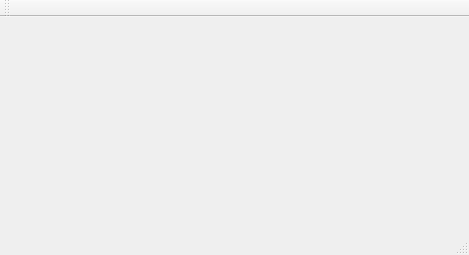
This is view.ui in DatabasesWorks/Stacked_EducationalPlatform as Qt 5 draws it before an edit. The edited form follows.
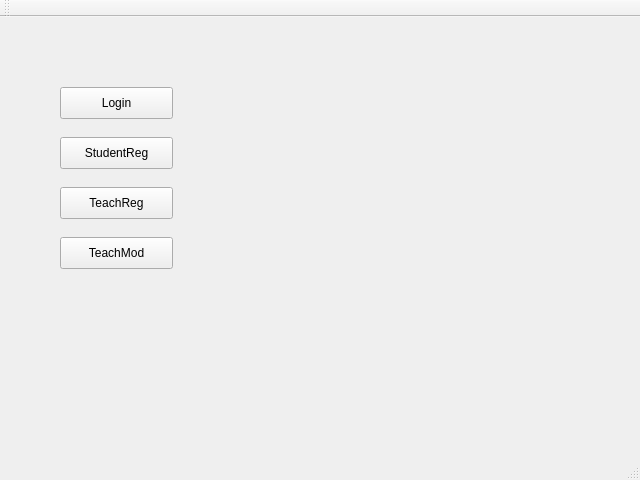
This is the edited form.

Commit message: Changed sizes, added buttons

The edit to the form file:
```diff
--- a/view.ui
+++ b/view.ui
@@ -6,14 +6,67 @@
    <rect>
     <x>0</x>
     <y>0</y>
-    <width>469</width>
-    <height>255</height>
+    <width>640</width>
+    <height>480</height>
    </rect>
   </property>
   <property name="windowTitle">
    <string>View</string>
   </property>
-  <widget class="QWidget" name="centralWidget"/>
+  <widget class="QWidget" name="centralWidget">
+   <widget class="QPushButton" name="pushButton">
+    <property name="geometry">
+     <rect>
+      <x>60</x>
+      <y>70</y>
+      <width>113</width>
+      <height>32</height>
+     </rect>
+    </property>
+    <property name="text">
+     <string>Login</string>
+    </property>
+   </widget>
+   <widget class="QPushButton" name="pushButton_2">
+    <property name="geometry">
+     <rect>
+      <x>60</x>
+      <y>120</y>
+      <width>113</width>
+      <height>32</height>
+     </rect>
+    </property>
+    <property name="text">
+     <string>StudentReg</string>
+    </property>
+   </widget>
+   <widget class="QPushButton" name="pushButton_3">
+    <property name="geometry">
+     <rect>
+      <x>60</x>
+      <y>170</y>
+      <width>113</width>
+      <height>32</height>
+     </rect>
+    </property>
+    <property name="text">
+     <string>TeachReg</string>
+    </property>
+   </widget>
+   <widget class="QPushButton" name="pushButton_4">
+    <property name="geometry">
+     <rect>
+      <x>60</x>
+      <y>220</y>
+      <width>113</width>
+      <height>32</height>
+     </rect>
+    </property>
+    <property name="text">
+     <string>TeachMod</string>
+    </property>
+   </widget>
+  </widget>
   <widget class="QMenuBar" name="menuBar">
    <property name="geometry">
     <rect>
```
Left out of the diff: 2 changed lines with no effect on the pictures. The commit also changes 5 other files.
